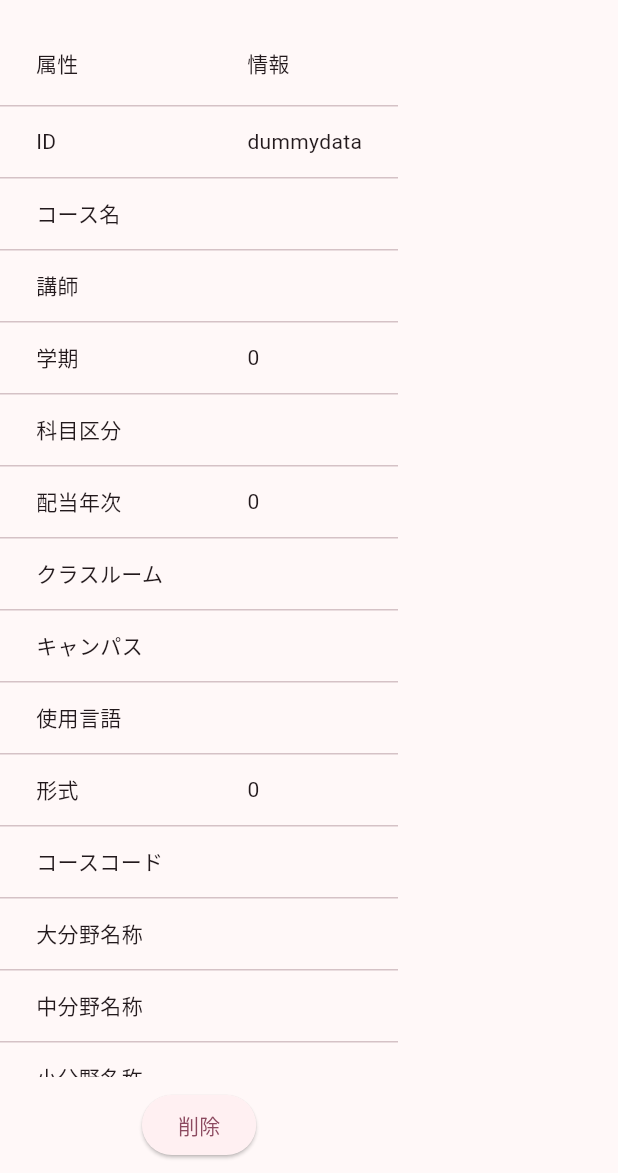
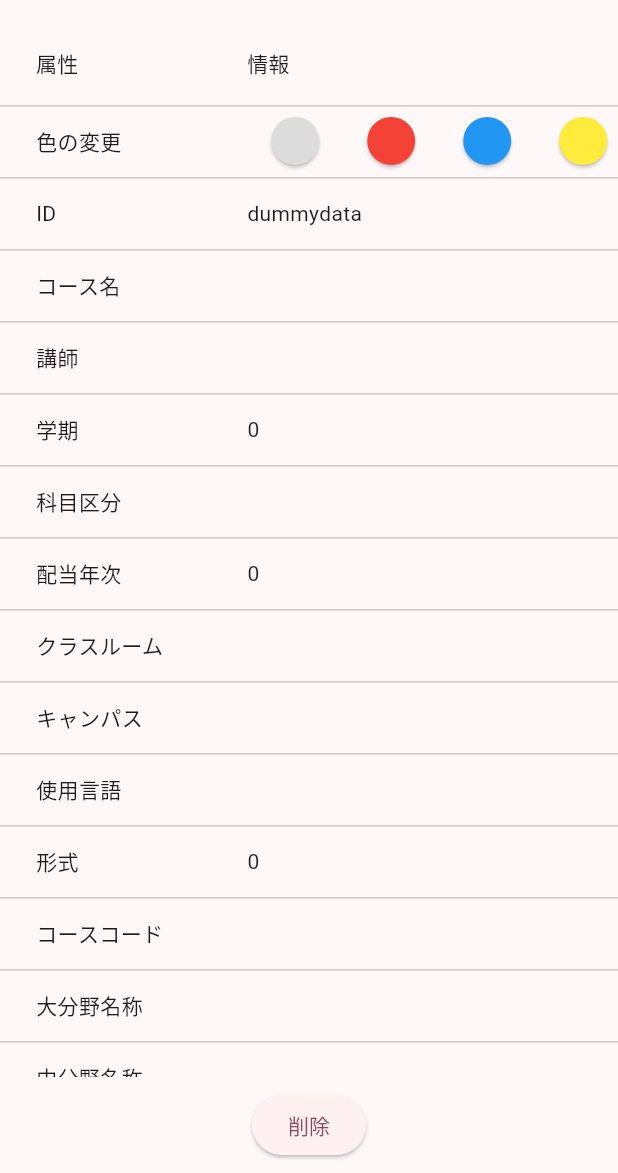
Before and after one commit to wasedaconnect/waseda_connect, a Flutter app: the ClassDetailComponent screen opened directly with empty values, on a phone screen of 412 x 824 dp, the part 63-1236 px from its top. Run offline on Flutter 3.47's test engine with Material 3 defaults, Android fonts, the phone set to English and light mode, and no system bars; our stand-ins replace csv, flutter_riverpod, shared_preferences, sqflite; missing offline and left inert: ulid; accounts and stored records are empty.

Commit message:
色変更機能

```diff
--- a/lib/components/TimeTableComponent.dart
+++ b/lib/components/TimeTableComponent.dart
@@ -187,7 +187,7 @@ class _TimeTableComponentState extends State<TimeTableComponent> {
         height: MediaQuery.of(context).size.height * 0.11,
         margin: EdgeInsets.all(4.0),
         decoration: BoxDecoration(
-          color: Colors.grey[350], // 授業セルの色
+          color: classColor[lesson.color], // 授業セルの色
           // border: Border.all(
           //   color: Colors.grey, // 枠線の色を設定
           // ),
--- a/lib/components/classDetailComponent.dart
+++ b/lib/components/classDetailComponent.dart
@@ -60,6 +60,12 @@ class _ClassDetailComponentState extends ConsumerState<ClassDetailComponent> {
     return (await instance.insertLesson(id));
   }
 
+  // db 'lesson'のidの授業に対してcolorを追加
+  Future<void> _changeLessonColor(String id, int colorId) async {
+    final LessonLogic instance = LessonLogic();
+    return (await instance.changeLessonColor(id, colorId));
+  }
+
   final _urlLaunchWithUri = UrlLaunchWithUri();
 
   void _showDeleteModal() {
@@ -120,6 +126,31 @@ class _ClassDetailComponentState extends ConsumerState<ClassDetailComponent> {
     );
   }
 
+  Widget _colorButton(BuildContext context, int colorId) {
+    return Padding(
+      padding: const EdgeInsets.all(8.0),
+      child: ElevatedButton(
+        onPressed: () {
+          // クリックされたときの処理をここに追加
+          _changeLessonColor(classData!.pKey, colorId);
+          print('Selected colorId: $colorId');
+          print('Selected color: ${classColor[colorId]}');
+        },
+        style: ElevatedButton.styleFrom(
+          // primary: color, // ボタンの背景色を指定
+          minimumSize: Size(40, 40), // ボタンの最小サイズを指定
+        ).copyWith(
+          backgroundColor:
+              MaterialStateProperty.all<Color>(classColor[colorId]!), // 背景色を設定
+          shape: MaterialStateProperty.all<OutlinedBorder>(
+            CircleBorder(), // 円形のボタンを作成
+          ),
+        ),
+        child: Text(''), // ボタン内に表示するテキスト
+      ),
+    );
+  }
+
   Widget _buildButton() {
     if (widget.btnMode == ButtonMode.delete) {
       return ElevatedButton(
@@ -174,6 +205,24 @@ class _ClassDetailComponentState extends ConsumerState<ClassDetailComponent> {
                         DataColumn(label: Text('情報')),
                       ],
                       rows: [
+                        // 登録されてる全ての色のボタンが表示されない点を直したい。
+                        if (widget.btnMode == ButtonMode.delete)
+                          DataRow(
+                            cells: [
+                              DataCell(Text('色の変更')),
+                              DataCell(
+                                SingleChildScrollView(
+                                  scrollDirection: Axis.horizontal, // 横方向にスクロール
+                                  child: Row(
+                                    children: classColor.entries.map((entry) {
+                                      int index = entry.key;
+                                      return _colorButton(context, index);
+                                    }).toList(),
+                                  ),
+                                ),
+                              ),
+                            ],
+                          ),
                         DataRow(cells: [
                           DataCell(Text('ID')),
                           DataCell(Text(classData!.pKey)),
--- a/lib/constants/Dict.dart
+++ b/lib/constants/Dict.dart
@@ -234,5 +234,15 @@ Map<int, String> periodMap = {
 List<String> semesterList = ["春学期", "秋学期"];
 List mainColor = [
   const Color.fromARGB(255, 194, 224, 238),
-  const Color.fromARGB(255, 246, 179, 174)
+  const Color.fromARGB(255, 246, 179, 174),
 ];
+
+// 授業の背景色候補(最初の色「Colors.grey[300]」は授業が空の場合。)
+Map<int, Color> classColor = {
+  0: Color.fromRGBO(220, 220, 220, 1.0), // 授業が空の場合
+  1: Colors.red,
+  2: Colors.blue,
+  3: Colors.yellow,
+  4: Colors.green,
+  5: Colors.purple,
+};
--- a/lib/models/LessonModel.dart
+++ b/lib/models/LessonModel.dart
@@ -320,4 +320,18 @@ class LessonLogic {
 
     print("削除できました");
   }
+
+  // 授業の背景色の変更するメソッド
+  Future<void> changeLessonColor(String id, int colorId) async {
+    // LessonModelのcolorに数字を当てる感じ
+    print('授業の背景色の変更');
+    final db = await _dbHelper.lessonDatabase;
+
+    await db.update(
+      'lessons',
+      {'color': colorId}, // 更新するフィールドと値
+      where: 'classId = ?', // 更新する条件
+      whereArgs: [id], // 条件に対応する値
+    );
+  }
 }
```
